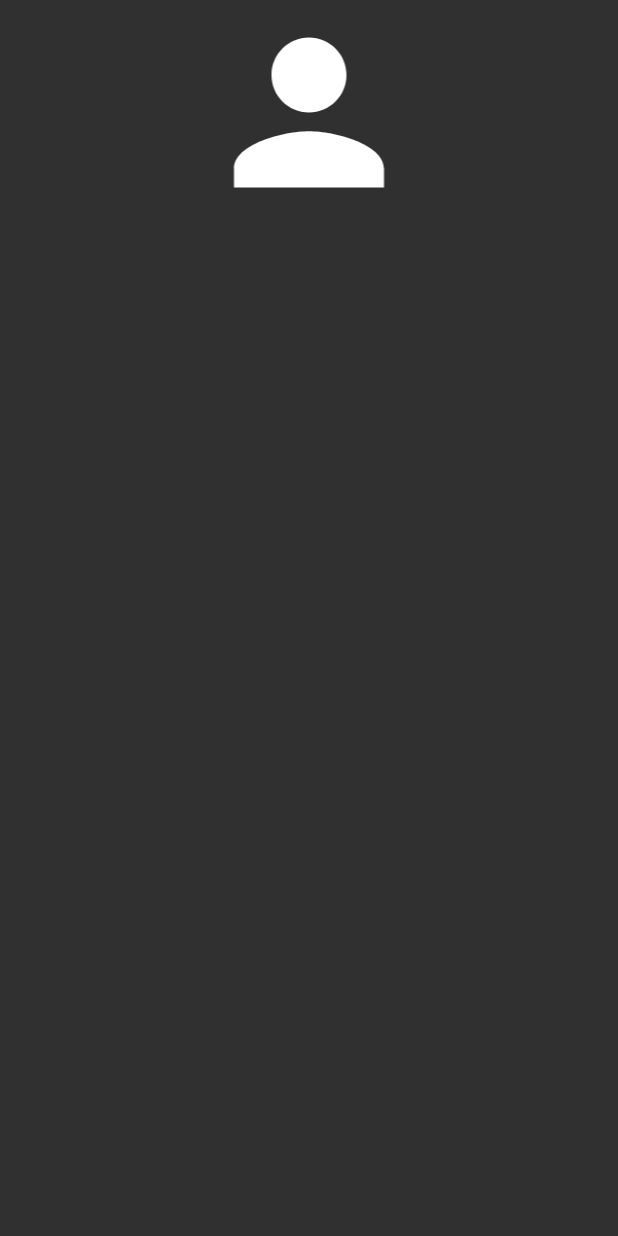
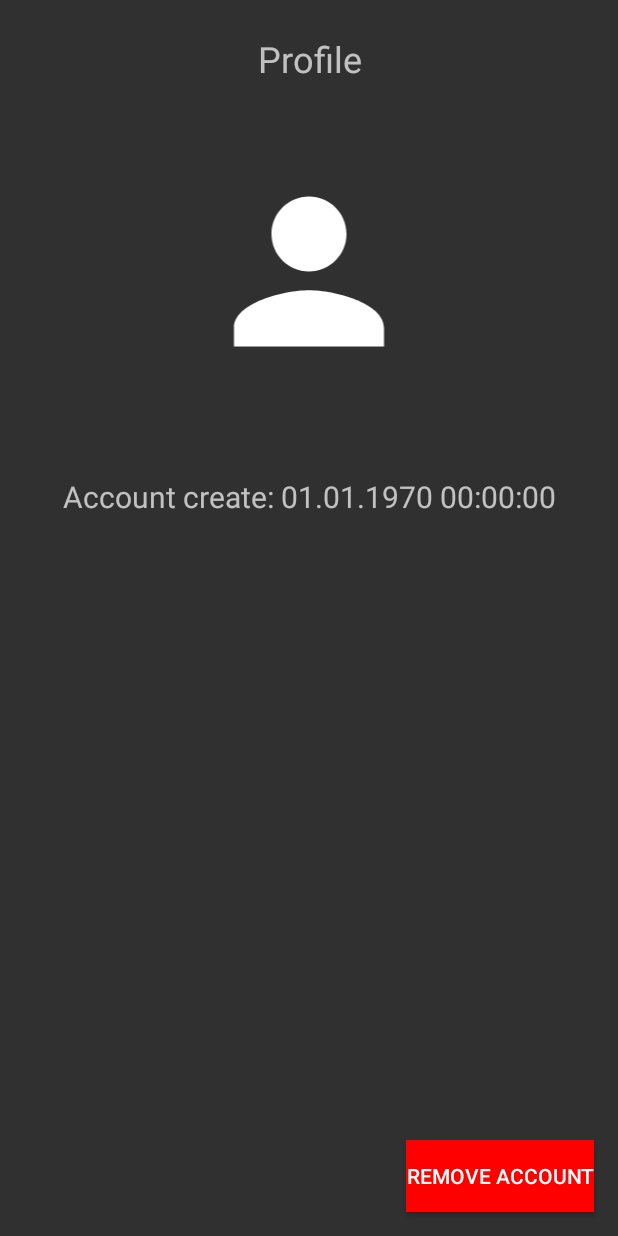
Before and after one commit to PatrykMCoder/TaskTimer, an Android app: the screen it shows after launch once a user with an empty profile is signed in (ProfileActivity), after a tap on an icon or button, on a phone screen of 412 x 824 dp. Run offline under Robolectric (Android 15) with nearby library versions, the phone set to English and light mode, and no system bars; our stand-ins replace Firebase (no records; nobody signed in at launch, a user with empty details on screens opened directly); 1 statement that could not run was skipped.

Commit message:
Create controller class for database

```diff
--- a/app/src/main/java/com/myapp/forest/HomeActivity.java
+++ b/app/src/main/java/com/myapp/forest/HomeActivity.java
@@ -33,6 +33,7 @@ import com.google.firebase.database.FirebaseDatabase;
 import com.google.firebase.database.GenericTypeIndicator;
 import com.google.firebase.database.ValueEventListener;
 import com.myapp.forest.adapters.ListAdapter;
+import com.myapp.forest.firebase.database.Database;
 
 import org.w3c.dom.Comment;
 
@@ -49,6 +50,7 @@ public class HomeActivity extends AppCompatActivity {
     private DatabaseReference databaseReference;
 
     private boolean databaseError;
+    private boolean userVer;
 
     private FloatingActionButton addNewTaskFBtn;
     private TextView scoreTextView;
@@ -71,18 +73,22 @@ public class HomeActivity extends AppCompatActivity {
 
     private final String TAG = "HomeActivity";
 
+    private Database database;
+
     @Override
     protected void onCreate(Bundle savedInstanceState) {
         super.onCreate(savedInstanceState);
         setContentView(R.layout.activity_home);
+
+        firebaseAuth = FirebaseAuth.getInstance();
+        firebaseUser = firebaseAuth.getCurrentUser();
+        database = new Database(this);
 
         lookLoginUser();
 
         finishTask = getIntent().getBooleanExtra("finish", false);
         pasueApk = getIntent().getBooleanExtra("app_pause", false);
         title = getIntent().getStringExtra("title_f");
-
-        firebaseDatabase = FirebaseDatabase.getInstance();
 
         infoWhereTextView = findViewById(R.id.infoWhereTV);
         arrowImageView = findViewById(R.id.arrorwIV);
@@ -114,8 +120,6 @@ public class HomeActivity extends AppCompatActivity {
             }
         });
 
-        readFromDatabase();
-
         if (finishTask) {
             saveToDatabase();
             showInfoAboutFinishedTask();
@@ -123,20 +127,31 @@ public class HomeActivity extends AppCompatActivity {
     }
 
     private void lookLoginUser() {
-        firebaseAuth = FirebaseAuth.getInstance();
-        firebaseUser = firebaseAuth.getCurrentUser();
         if (firebaseUser == null) {
             Intent intent = new Intent(this, LoginActivity.class);
             intent.addFlags(Intent.FLAG_ACTIVITY_CLEAR_TASK | Intent.FLAG_ACTIVITY_NEW_TASK);
             startActivity(intent);
         } else {
+            getEmailVer();
             tmp = firebaseUser.getEmail();
             assert tmp != null;
             referenceName = tmp.split("@");
+            readFromDatabase();
+        }
+    }
+
+    private void getEmailVer(){
+        if(!database.getEmialVer()){
+            Toast.makeText(this, "Please verified your email!", Toast.LENGTH_LONG).show();
+            Intent intent = new Intent(this, LoginActivity.class);
+            intent.addFlags(Intent.FLAG_ACTIVITY_CLEAR_TASK | Intent.FLAG_ACTIVITY_NEW_TASK);
+            startActivity(intent);
+            finish();
         }
     }
 
     private void saveToDatabase() {
+        firebaseDatabase = FirebaseDatabase.getInstance();
         databaseReference = firebaseDatabase.getReference("/task_" + referenceName[0] + "/_score/score");
         databaseReference.addListenerForSingleValueEvent(new ValueEventListener() {
             @Override
@@ -169,6 +184,7 @@ public class HomeActivity extends AppCompatActivity {
 
     private void readFromDatabase() {
         try {
+            firebaseDatabase = FirebaseDatabase.getInstance();
             databaseReference = firebaseDatabase.getReference().child("/task_" + referenceName[0] + "/_score/score");
             databaseReference.addValueEventListener(new ValueEventListener() {
                 @Override
@@ -197,6 +213,8 @@ public class HomeActivity extends AppCompatActivity {
                                 arrowImageView.setVisibility(View.VISIBLE);
                                 infoWhereTextView.setVisibility(View.VISIBLE);
                             }
+
+                            listView.setAdapter(new ListAdapter(HomeActivity.this, dataArray));
                         }
 
                         @Override
@@ -247,6 +265,5 @@ public class HomeActivity extends AppCompatActivity {
             scoreTextView.setText(String.format("%s", "none"));
 
         scoreTextView.setText(String.format("%s", fullScore));
-        listView.setAdapter(new ListAdapter(HomeActivity.this, dataArray));
     }
 }
--- a/app/src/main/java/com/myapp/forest/ProfileActivity.java
+++ b/app/src/main/java/com/myapp/forest/ProfileActivity.java
@@ -1,12 +1,23 @@
 package com.myapp.forest;
 
+import androidx.appcompat.app.AlertDialog;
 import androidx.appcompat.app.AppCompatActivity;
 
+import android.annotation.SuppressLint;
+import android.content.DialogInterface;
 import android.os.Bundle;
+import android.util.Log;
+import android.view.View;
+import android.widget.Button;
 import android.widget.TextView;
 
 import com.google.firebase.auth.FirebaseAuth;
 import com.google.firebase.auth.FirebaseUser;
+
+import java.text.DateFormat;
+import java.text.SimpleDateFormat;
+import java.util.Date;
+import java.util.Objects;
 
 public class ProfileActivity extends AppCompatActivity {
 
@@ -14,9 +25,16 @@ public class ProfileActivity extends AppCompatActivity {
     private FirebaseUser firebaseUser;
 
     private TextView usernameTextView;
+    private TextView dataCreateAccountTextView;
+    private Button removeAccountButton;
 
     private String email;
     private String[] username;
+    private long createData;
+
+    private AlertDialog alertDialogRemoveAccount;
+
+    private final static String TAG = "ProfileActivity";
 
     @Override
     protected void onCreate(Bundle savedInstanceState) {
@@ -26,12 +44,48 @@ public class ProfileActivity extends AppCompatActivity {
         firebaseUser = firebaseAuth.getCurrentUser();
 
         usernameTextView = findViewById(R.id.usernameTV);
-        usernameTextView.setText(readUsername());
+        dataCreateAccountTextView = findViewById(R.id.dataCreateTV);
+        removeAccountButton = findViewById(R.id.removeAccountBtn);
+
+        usernameTextView.setText(String.format("Profile\n%s", readUsername()));
+
+        createData = ((firebaseUser.getMetadata())).getCreationTimestamp();
+        @SuppressLint("SimpleDateFormat") DateFormat dateFormat = new SimpleDateFormat("dd.MM.yyyy HH:mm:SS");
+        dataCreateAccountTextView.setText(String.format("Account create: %s", dateFormat.format(createData)));
+
+        removeAccountButton.setOnClickListener(new View.OnClickListener() {
+            @Override
+            public void onClick(View v) {
+                alertDialogRemoveAccount = alertDialogBuilder();
+                alertDialogRemoveAccount.show();
+            }
+        });
+
     }
 
     private String readUsername() {
         email = firebaseUser.getEmail();
+        assert email != null;
         username = email.split("@");
         return username[0];
     }
+
+    private AlertDialog alertDialogBuilder(){
+        AlertDialog.Builder builder = new AlertDialog.Builder(this)
+                .setTitle("Remove Account")
+                .setMessage("Are your sure? Your data will remove!")
+                .setPositiveButton("Yes", new DialogInterface.OnClickListener() {
+                    @Override
+                    public void onClick(DialogInterface dialog, int which) {
+                    }
+                })
+                .setNegativeButton("No", new DialogInterface.OnClickListener() {
+                    @Override
+                    public void onClick(DialogInterface dialog, int which) {
+                        alertDialogRemoveAccount.cancel();
+                    }
+                });
+
+        return builder.create();
+    }
 }
--- a/app/src/main/java/com/myapp/forest/adapters/ListAdapter.java
+++ b/app/src/main/java/com/myapp/forest/adapters/ListAdapter.java
@@ -16,6 +16,7 @@ public class ListAdapter extends BaseAdapter {
     private Context context;
     private String title[];
     private static LayoutInflater layoutInflater;
+    private int length;
 
     private TextView titleTextView;
     private TextView finishTextView;
@@ -28,7 +29,7 @@ public class ListAdapter extends BaseAdapter {
 
     @Override
     public int getCount() {
-        return title.length;
+       return title.length;
     }
 
     @Override
--- a/app/src/main/java/com/myapp/forest/firebase/database/Database.java
+++ b/app/src/main/java/com/myapp/forest/firebase/database/Database.java
@@ -0,0 +1,108 @@
+package com.myapp.forest.firebase.database;
+
+import android.content.Context;
+import android.content.Intent;
+import android.widget.Toast;
+
+import androidx.annotation.NonNull;
+
+import com.google.android.gms.tasks.OnCompleteListener;
+import com.google.android.gms.tasks.Task;
+import com.google.firebase.auth.AuthResult;
+import com.google.firebase.auth.FirebaseAuth;
+import com.google.firebase.auth.FirebaseUser;
+import com.google.firebase.database.DatabaseReference;
+import com.google.firebase.database.FirebaseDatabase;
+import com.myapp.forest.HomeActivity;
+
+public class Database{
+    private Context context;
+    private FirebaseAuth firebaseAuth;
+    private FirebaseUser firebaseUser;
+    private FirebaseDatabase firebaseDatabase;
+    private DatabaseReference databaseReference;
+    private DatabaseReference databaseReferenceScore;
+    private DatabaseReference databaseReferenceTask;
+
+    private String[] referenceName;
+    private String tmp;
+
+    public Database(Context context){
+        this.context = context;
+        firebaseAuth = FirebaseAuth.getInstance();
+        firebaseUser = firebaseAuth.getCurrentUser();
+
+        firebaseDatabase = FirebaseDatabase.getInstance();
+
+
+        if(firebaseUser!=null) {
+            tmp = firebaseUser.getEmail();
+            assert tmp != null;
+            referenceName = tmp.split("@");
+
+            databaseReferenceScore = firebaseDatabase.getReference("/task_" + referenceName[0] + "/_score/score");
+            databaseReferenceTask = firebaseDatabase.getReference("/task_" + referenceName[0] + "/data" + "/" + "title"); //get title from activity
+        }else
+            Toast.makeText(context, "Please login again", Toast.LENGTH_SHORT).show();
+    }
+
+    private Database(Context context, FirebaseAuth firebaseAuth, FirebaseUser firebaseUser, FirebaseDatabase firebaseDatabase, DatabaseReference databaseReference){
+
+    }
+
+    public void createAccount(String email, String password) {
+        firebaseAuth.createUserWithEmailAndPassword(email, password).addOnCompleteListener(new OnCompleteListener<AuthResult>() {
+            @Override
+            public void onComplete(@NonNull Task<AuthResult> task) {
+                if (task.isSuccessful()) {
+                    // progressDialog.cancel();
+                    firebaseUser = FirebaseAuth.getInstance().getCurrentUser();
+                    firebaseUser.sendEmailVerification().addOnCompleteListener(new OnCompleteListener<Void>() {
+                        @Override
+                        public void onComplete(@NonNull Task<Void> task) {
+                            if (task.isSuccessful()) {
+                                context.startActivity(new Intent(context, HomeActivity.class));
+                            } else {
+                                Toast.makeText(context, "Error with create account. Please later again", Toast.LENGTH_SHORT).show();
+                            }
+                        }
+                    });
+                } else {
+                    //progressDialog.cancel();
+                    Toast.makeText(context, "Error with create account. Please later again", Toast.LENGTH_SHORT).show();
+                }
+            }
+        });
+    }
+
+    public boolean getEmialVer(){
+        return firebaseUser.isEmailVerified();
+    }
+
+    public void resetPassword(){
+
+    }
+
+    public void signIn(String email, String password) {
+        firebaseAuth.signInWithEmailAndPassword(email, password).addOnCompleteListener(new OnCompleteListener<AuthResult>() {
+            @Override
+            public void onComplete(@NonNull Task<AuthResult> task) {
+                if (task.isSuccessful()) {
+                    // progressDialog.cancel();
+                    context.startActivity(new Intent(context, HomeActivity.class));
+                } else {
+                    //progressDialog.cancel();
+                    Toast.makeText(context, "Error with login. Please again", Toast.LENGTH_SHORT).show();
+                }
+            }
+        });
+    }
+
+    public void readFromDatabase(){
+
+    }
+
+    public void saveToDatabase(){
+
+    }
+}
--- a/app/src/main/res/layout/activity_profile.xml
+++ b/app/src/main/res/layout/activity_profile.xml
@@ -9,7 +9,7 @@
     <TextView
         android:id="@+id/usernameTV"
         android:layout_width="220dp"
-        android:layout_height="50dp"
+        android:layout_height="75dp"
         android:layout_marginTop="15dp"
         android:gravity="center"
         android:text="Profile username"
@@ -22,9 +22,40 @@
         android:id="@+id/imageView"
         android:layout_width="200dp"
         android:layout_height="150dp"
+        android:layout_marginTop="15dp"
         app:layout_constraintEnd_toEndOf="parent"
         app:layout_constraintStart_toStartOf="parent"
+        app:layout_constraintTop_toBottomOf="@+id/usernameTV"
         app:srcCompat="@drawable/ic_person"
-        tools:layout_editor_absoluteY="65dp"
         tools:ignore="MissingConstraints,VectorDrawableCompat" />
+
+    <androidx.constraintlayout.widget.Guideline
+        android:id="@+id/guideline"
+        android:layout_width="wrap_content"
+        android:layout_height="wrap_content"
+        android:orientation="horizontal"
+        app:layout_constraintGuide_begin="266dp" />
+
+    <TextView
+        android:id="@+id/dataCreateTV"
+        android:layout_width="match_parent"
+        android:layout_height="50dp"
+        android:layout_marginTop="50dp"
+        android:gravity="center_horizontal|center_vertical"
+        android:text="Account create: dd.MM.yyyy HH:mm:SS"
+        android:textSize="20sp"
+        app:layout_constraintStart_toStartOf="parent"
+        app:layout_constraintTop_toBottomOf="@+id/imageView" />
+
+    <Button
+        android:id="@+id/removeAccountBtn"
+        android:layout_width="wrap_content"
+        android:layout_height="wrap_content"
+        android:layout_marginEnd="16dp"
+        android:layout_marginRight="16dp"
+        android:layout_marginBottom="16dp"
+        android:background="@color/redError"
+        android:text="Remove Account"
+        app:layout_constraintBottom_toBottomOf="parent"
+        app:layout_constraintEnd_toEndOf="parent" />
 </androidx.constraintlayout.widget.ConstraintLayout>
```
Also changed, not shown: app/src/main/java/com/myapp/forest/LoginActivity.java (+12 -17 lines), app/src/main/java/com/myapp/forest/RegisterActivity.java (+9 -12 lines), app/src/main/java/com/myapp/forest/firebase/database/userdb/UserDatabaseController.java (deleted, +0 -16 lines).
